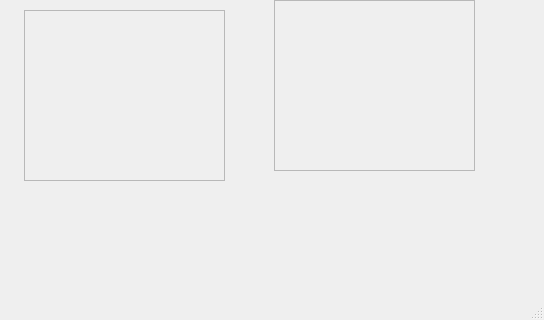
TrusovKV/MMD_OOP, file Soda/mainwindow.ui: the form before one commit; both pictures show x 256 to 800 and y 280 to 600 of the 800 by 600 pixel window.
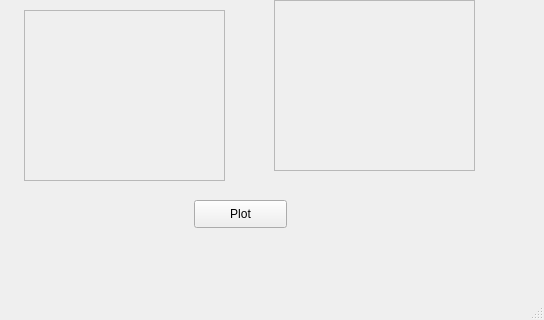
The form after the commit. Custom widgets are drawn as their Qt base class.

Commit message: adding plot button

Diff of the .ui file:
```diff
--- a/Soda/mainwindow.ui
+++ b/Soda/mainwindow.ui
@@ -364,6 +364,19 @@
      <enum>QFrame::Raised</enum>
     </property>
    </widget>
+   <widget class="QPushButton" name="pushButton">
+    <property name="geometry">
+     <rect>
+      <x>450</x>
+      <y>480</y>
+      <width>93</width>
+      <height>28</height>
+     </rect>
+    </property>
+    <property name="text">
+     <string>Plot</string>
+    </property>
+   </widget>
   </widget>
   <widget class="QMenuBar" name="menubar">
    <property name="geometry">
```
The commit also changes 4 other files.
